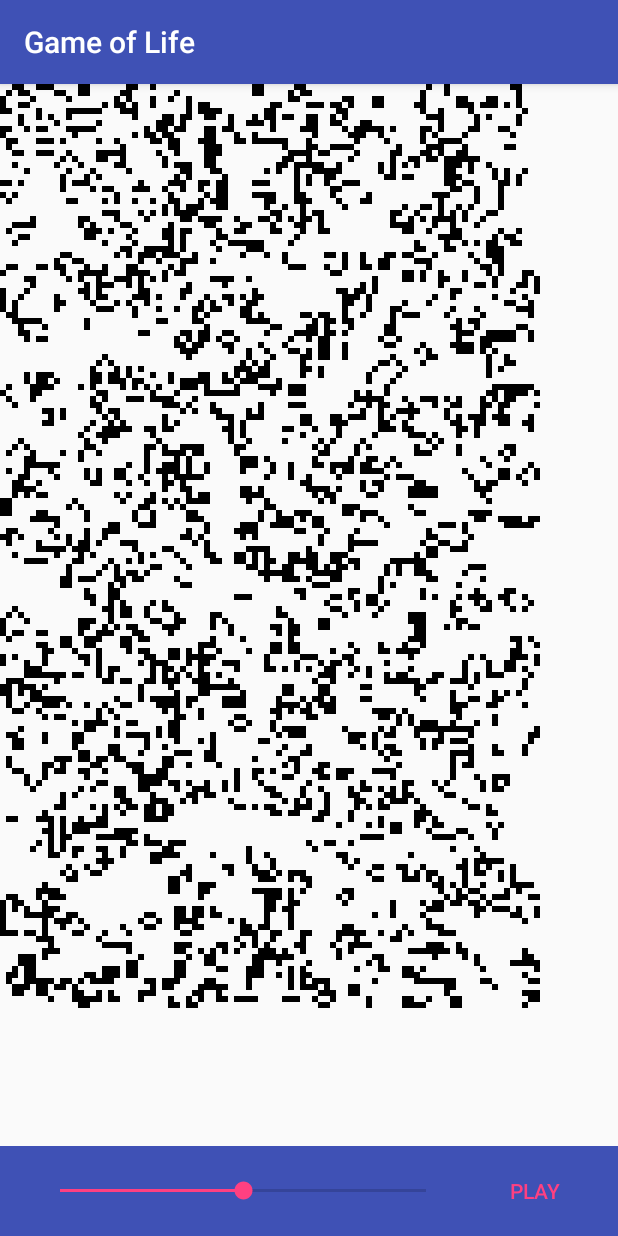
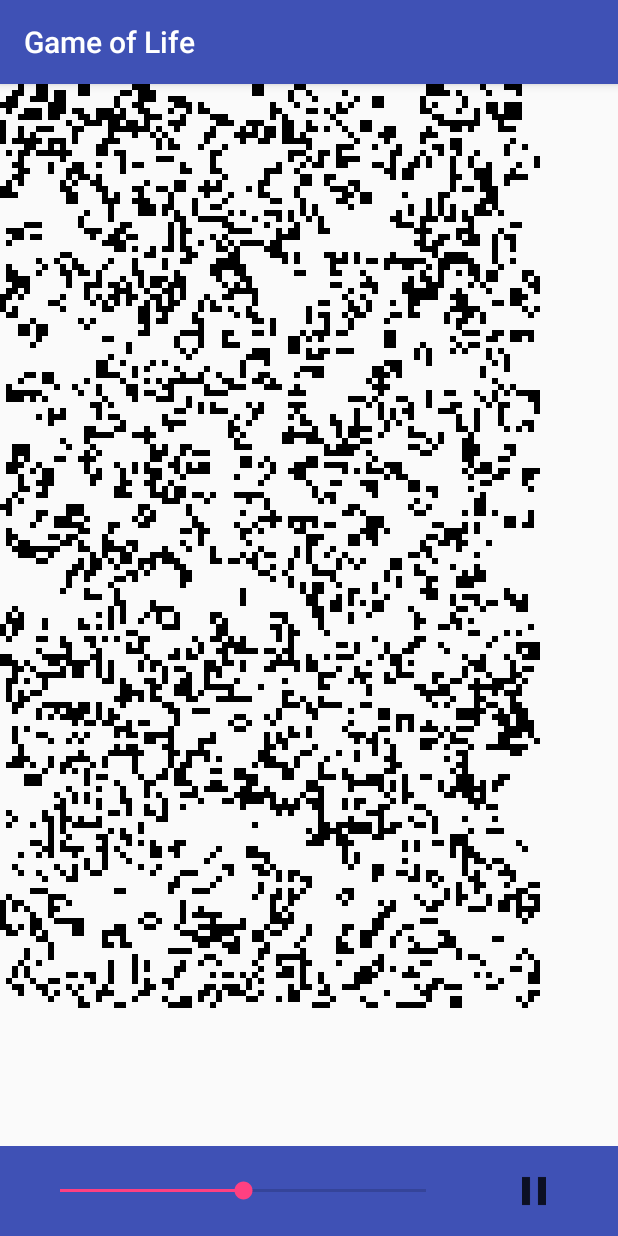
Before and after one commit to vegardsl/GameofLife, an Android app: the screen it shows after launch (GameActivity), after a tap on "PAUSE", on a phone screen of 412 x 824 dp. Run offline under Robolectric (Android 15) with nearby library versions, the phone set to English and light mode, and no system bars.

Commit message:
Play/pause icon instead of text.

```diff
--- a/app/src/main/java/com/stjerna/gameoflife/GameActivity.java
+++ b/app/src/main/java/com/stjerna/gameoflife/GameActivity.java
@@ -6,6 +6,7 @@ import android.support.v7.app.AppCompatActivity;
 import android.util.Log;
 import android.view.View;
 import android.view.ViewTreeObserver;
+import android.widget.ImageButton;
 import android.widget.SeekBar;
 import android.widget.TextView;
 
@@ -56,7 +57,6 @@ public class GameActivity extends AppCompatActivity {
         gameController = new GameController(activity, gameBoardView, new GameOfLifeImpl(boardSize.width, boardSize.height));
         gameController.setSpeedPercent(INITIAL_SPEED_PERCENT);
         gameController.seed(0.4f);
-        gameController.startGame();
       }
     });
   }
@@ -70,10 +70,10 @@ public class GameActivity extends AppCompatActivity {
   public void onClickToggleGame(View view) {
     if (gameController.isRunning()) {
       gameController.pauseGame();
-      if (view instanceof TextView) ((TextView) view).setText("PLAY");
+      if (view instanceof ImageButton) ((ImageButton) view).setImageResource(R.drawable.ic_play);
     } else {
       gameController.resumeGame();
-      if (view instanceof TextView) ((TextView) view).setText("PAUSE");
+      if (view instanceof ImageButton) ((ImageButton) view).setImageResource(R.drawable.ic_pause);
     }
   }
 
--- /dev/null
+++ b/app/src/main/res/drawable/play_button.xml
@@ -0,0 +1,5 @@
+<?xml version="1.0" encoding="utf-8"?>
+<selector xmlns:android="http://schemas.android.com/apk/res/android">
+    <item android:drawable="@drawable/ic_pause" android:state_checked="true"/>
+    <item android:drawable="@drawable/ic_play" android:state_checked="false"/>
+</selector>
--- a/app/src/main/res/layout/activity_game.xml
+++ b/app/src/main/res/layout/activity_game.xml
@@ -38,13 +38,14 @@
             android:progress="50"
             android:layout_weight="1"/>
 
-        <Button
+        <ImageButton
             style="@style/Widget.AppCompat.Button.ButtonBar.AlertDialog"
             android:layout_width="wrap_content"
             android:layout_height="match_parent"
             android:layout_marginEnd="24dp"
             android:onClick="onClickToggleGame"
-            android:text="PAUSE"/>
+            android:src="@drawable/play_button"
+            android:contentDescription="PAUSE"/>
     </LinearLayout>
 
 </android.support.constraint.ConstraintLayout>
--- a/app/src/main/res/values/colors.xml
+++ b/app/src/main/res/values/colors.xml
@@ -3,4 +3,9 @@
     <color name="colorPrimary">#3F51B5</color>
     <color name="colorPrimaryDark">#303F9F</color>
     <color name="colorAccent">#FF4081</color>
+
+    <color name="primaryColor">#689f38</color>
+    <color name="primaryLightColor">#99d066</color>
+    <color name="primaryDarkColor">#387002</color>
+    <color name="primaryTextColor">#000000</color>
 </resources>
```
Also changed, not shown: app/src/main/res/drawable-hdpi/ic_pause.png (added), app/src/main/res/drawable-hdpi/ic_play.png (added), app/src/main/res/drawable-mdpi/ic_pause.png (added), app/src/main/res/drawable-mdpi/ic_play.png (added), app/src/main/res/drawable-xhdpi/ic_pause.png (added), app/src/main/res/drawable-xhdpi/ic_play.png (added), app/src/main/res/drawable-xxhdpi/ic_pause.png (added), app/src/main/res/drawable-xxhdpi/ic_play.png (added).
